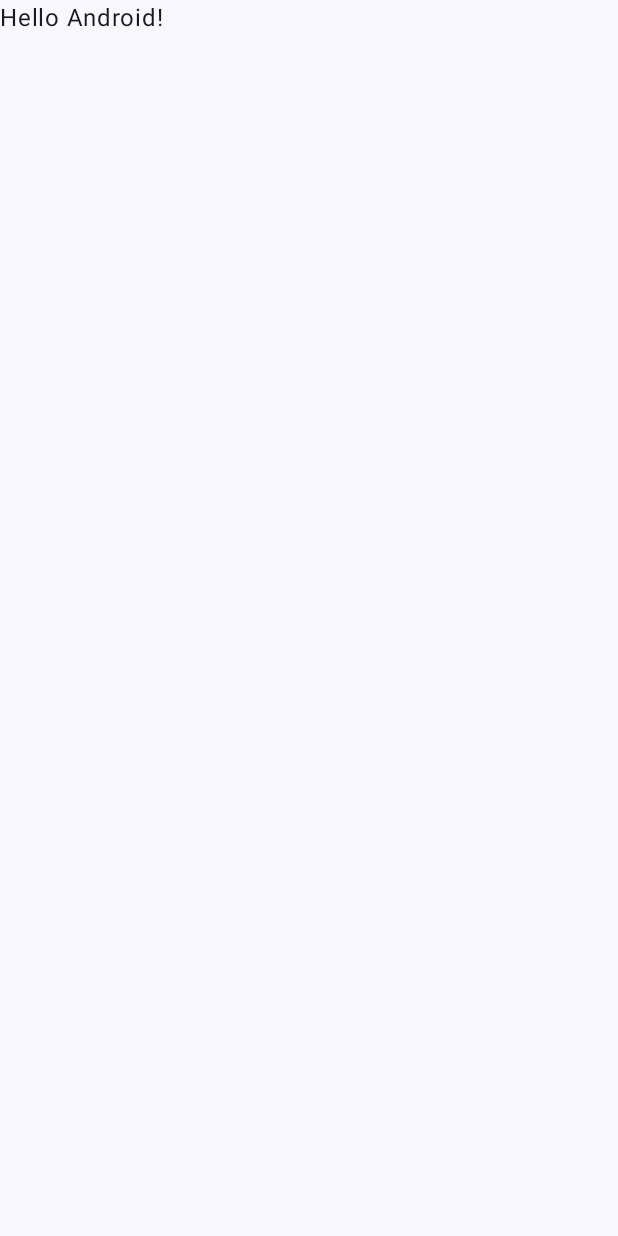
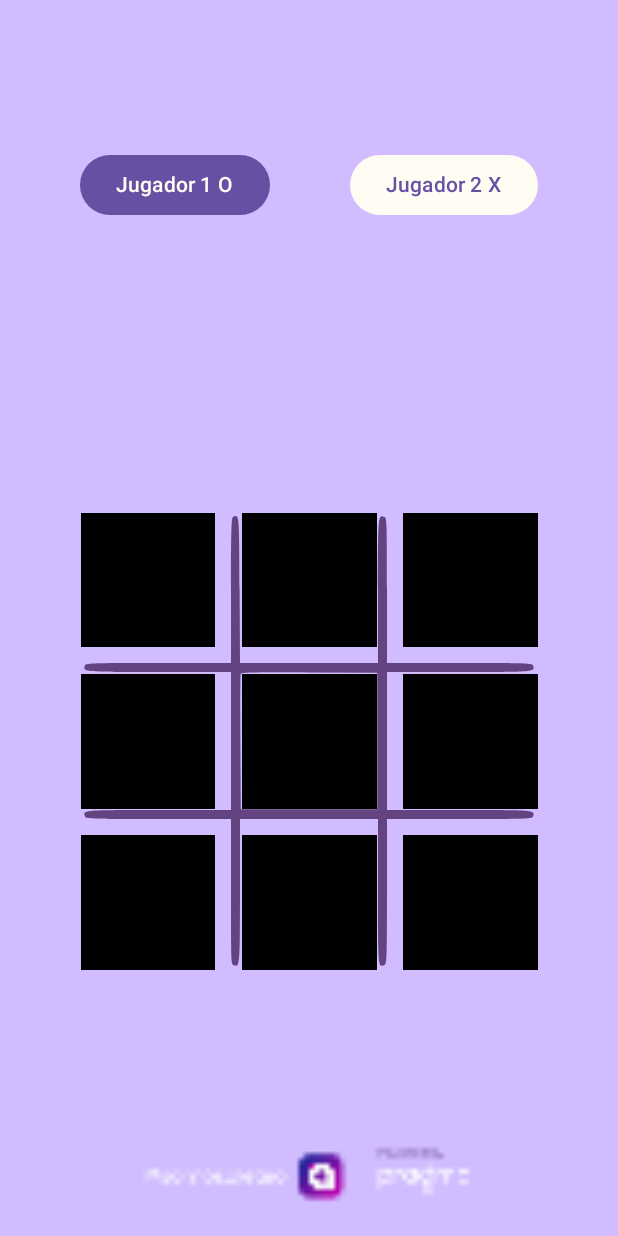
Before and after one commit to YesidMeloPragma/tictactoe, an Android app built with Jetpack Compose: the screen it shows after launch (MainActivity), on a phone screen of 412 x 824 dp. Before the commit the screen is almost empty. Run offline under Robolectric (Android 15) with nearby library versions, the phone set to English and light mode, and no system bars; our stand-ins replace constraintlayout-compose, livedata-compose.

Commit message:
captura eventos en el tablero

```diff
--- a/app/src/main/java/com/pragma/ticktactoe/MainActivity.kt
+++ b/app/src/main/java/com/pragma/ticktactoe/MainActivity.kt
@@ -6,14 +6,16 @@ import androidx.activity.compose.setContent
 import androidx.compose.foundation.layout.fillMaxSize
 import androidx.compose.material3.MaterialTheme
 import androidx.compose.material3.Surface
-import androidx.compose.material3.Text
-import androidx.compose.runtime.Composable
 import androidx.compose.ui.Modifier
-import androidx.compose.ui.tooling.preview.Preview
-import com.pragma.ticktactoe.layouts.cuerpo
+import com.pragma.ticktactoe.layouts.TicTacToeScreen
+import com.pragma.ticktactoe.mvvm.JuegoViewModel
+import com.pragma.ticktactoe.mvvm.JuegoViewModelImpl
 import com.pragma.ticktactoe.ui.theme.TicktactoeTheme
 
 class MainActivity : ComponentActivity() {
+
+    private val viewModel :  JuegoViewModel = JuegoViewModelImpl()
+
     override fun onCreate(savedInstanceState: Bundle?) {
         super.onCreate(savedInstanceState)
         setContent {
@@ -23,26 +25,10 @@ class MainActivity : ComponentActivity() {
                     modifier = Modifier.fillMaxSize(),
                     color = MaterialTheme.colorScheme.background
                 ) {
-                    Greeting("Android")
-                    //cuerpo()
+                    TicTacToeScreen(juegoViewModel = viewModel)
                 }
             }
         }
+        viewModel.reiniciarJuego()
     }
 }
-
-@Composable
-fun Greeting(name: String, modifier: Modifier = Modifier) {
-    Text(
-        text = "Hello $name!",
-        modifier = modifier
-    )
-}
-
-@Preview(showBackground = true)
-@Composable
-fun GreetingPreview() {
-    TicktactoeTheme {
-        Greeting("Android")
-    }
-}
--- /dev/null
+++ b/app/src/main/java/com/pragma/ticktactoe/layouts/Encabezado.kt
@@ -0,0 +1,61 @@
+package com.pragma.ticktactoe.layouts
+
+import androidx.compose.foundation.layout.Box
+import androidx.compose.foundation.layout.fillMaxSize
+import androidx.compose.material3.Button
+import androidx.compose.material3.ButtonDefaults
+import androidx.compose.material3.Text
+import androidx.compose.runtime.Composable
+import androidx.compose.ui.Modifier
+import androidx.constraintlayout.compose.ConstraintLayout
+import com.pragma.ticktactoe.constantes.EstadoJuegoEnum
+import com.pragma.ticktactoe.constantes.JugadorCasillaEnum
+import com.pragma.ticktactoe.ui.theme.PurpleTextColor
+import com.pragma.ticktactoe.ui.theme.WhiteButtons
+
+@Composable
+fun Encabezado(modifier: Modifier, turnoActual : EstadoJuegoEnum, ganadorJuego: JugadorCasillaEnum) {
+    Box(modifier = modifier.fillMaxSize()) {
+        ConstraintLayout(modifier = Modifier.fillMaxSize()) {
+            val (boton1, boton2) = createRefs()
+
+            Button(onClick = {
+
+            },
+                modifier = Modifier
+                    .constrainAs(boton1){
+                        start.linkTo(parent.start)
+                        top.linkTo(parent.top)
+                        end.linkTo(boton2.start)
+                        bottom.linkTo(parent.bottom)
+                    },
+                colors = ButtonDefaults.buttonColors(
+                    containerColor = if(turnoActual == EstadoJuegoEnum.TURNO_JUGADOR1) PurpleTextColor else WhiteButtons,
+                    contentColor = if(turnoActual == EstadoJuegoEnum.TURNO_JUGADOR1) WhiteButtons  else PurpleTextColor,
+                )
+            ) {
+                Text(text = "Jugador 1 O")
+            }
+
+            Button(onClick = {
+
+            },
+                colors = ButtonDefaults.buttonColors(
+                    containerColor = if(turnoActual == EstadoJuegoEnum.TURNO_JUGADOR2) PurpleTextColor else WhiteButtons,
+                    contentColor = if(turnoActual == EstadoJuegoEnum.TURNO_JUGADOR2) WhiteButtons  else PurpleTextColor,
+                ),
+                modifier = Modifier.constrainAs(boton2){
+                    start.linkTo(boton1.end)
+                    top.linkTo(parent.top)
+                    end.linkTo(parent.end)
+                    bottom.linkTo(parent.bottom)
+                }) {
+                Text(text = "Jugador 2 X")
+            }
+
+            if (ganadorJuego != JugadorCasillaEnum.NINGUNO) {
+                Text(text = "Gano el jugador ${ganadorJuego}")
+            }
+        }
+    }
+}
--- /dev/null
+++ b/app/src/main/java/com/pragma/ticktactoe/layouts/Pie.kt
@@ -0,0 +1,23 @@
+package com.pragma.ticktactoe.layouts
+
+import androidx.compose.foundation.Image
+import androidx.compose.foundation.layout.fillMaxWidth
+import androidx.compose.runtime.Composable
+import androidx.compose.ui.Modifier
+import androidx.compose.ui.graphics.graphicsLayer
+import androidx.compose.ui.res.painterResource
+import com.pragma.ticktactoe.R
+
+@Composable
+fun Pie(modifier: Modifier) {
+    Image(
+        painter = painterResource(id = R.mipmap.patrocinador),
+        contentDescription = "",
+        modifier = modifier
+            .fillMaxWidth()
+            .graphicsLayer {
+                scaleX = maxOf(.5f, 3f)
+                scaleY = maxOf(.5f, 3f)
+            }
+    )
+}
--- /dev/null
+++ b/app/src/main/java/com/pragma/ticktactoe/layouts/Tablero.kt
@@ -0,0 +1,221 @@
+package com.pragma.ticktactoe.layouts
+
+import android.util.Log
+import androidx.compose.foundation.Image
+import androidx.compose.foundation.background
+import androidx.compose.foundation.clickable
+import androidx.compose.foundation.layout.Box
+import androidx.compose.foundation.layout.fillMaxSize
+import androidx.compose.foundation.layout.fillMaxWidth
+import androidx.compose.foundation.layout.size
+import androidx.compose.runtime.Composable
+import androidx.compose.ui.Modifier
+import androidx.compose.ui.graphics.Color
+import androidx.compose.ui.res.painterResource
+import androidx.compose.ui.unit.dp
+import androidx.constraintlayout.compose.ConstraintLayout
+import com.pragma.ticktactoe.R
+import com.pragma.ticktactoe.constantes.CasillasTableroEnum
+import com.pragma.ticktactoe.constantes.JugadorCasillaEnum
+import com.pragma.ticktactoe.models.DetalleCasillaTriqui
+import com.pragma.ticktactoe.ui.theme.Purple80
+
+@Composable
+fun Tablero(
+    modifier: Modifier,
+    estadoTablero: MutableList<DetalleCasillaTriqui>,
+    clicable: (DetalleCasillaTriqui)-> Unit
+) {
+
+    Box(modifier = modifier.fillMaxWidth()
+        ) {
+        tablero(
+            estadoTablero = estadoTablero,
+            clicable = clicable
+        )
+    }
+}
+
+@Composable
+fun tablero(
+    estadoTablero: MutableList<DetalleCasillaTriqui>,
+    clicable: (DetalleCasillaTriqui)-> Unit
+) {
+    ConstraintLayout(modifier = Modifier.fillMaxSize()) {
+        val (
+            fondoId,
+            casilla_0_0,
+            casilla_0_1,
+            casilla_0_2,
+            casilla_1_0,
+            casilla_1_1,
+            casilla_1_2,
+            casilla_2_0,
+            casilla_2_1,
+            casilla_2_2,
+            contenedorId
+        ) = createRefs()
+        val separacion = 20.dp
+
+        Box(modifier = Modifier
+            .size(300.dp)
+            .background(Purple80)
+            .constrainAs(contenedorId) {
+                top.linkTo(parent.top)
+                bottom.linkTo(parent.bottom)
+                start.linkTo(parent.start)
+                end.linkTo(parent.end)
+            }
+        ) {
+            ConstraintLayout(modifier = Modifier.fillMaxSize()) {
+                fondo(modifier = Modifier
+                    .fillMaxSize()
+                    .constrainAs(fondoId) {
+                        top.linkTo(parent.top)
+                        bottom.linkTo(parent.bottom)
+                        start.linkTo(parent.start)
+                        end.linkTo(parent.end)
+                    })
+
+                casilla(
+                    identificador = CasillasTableroEnum.CASILLA_1_1,
+                    estadoTablero = estadoTablero,
+                    clicable = clicable,
+                    modifier = Modifier.constrainAs(casilla_1_1){
+                        bottom.linkTo(parent.bottom)
+                        end.linkTo(parent.end)
+                        start.linkTo(parent.start)
+                        top.linkTo(parent.top)
+                    })
+
+                casilla(
+                    identificador = CasillasTableroEnum.CASILLA_0_0,
+                    estadoTablero = estadoTablero,
+                    clicable = clicable,
+                    modifier = Modifier.constrainAs(casilla_0_0){
+                        bottom.linkTo(casilla_1_1.top, margin = separacion)
+                        end.linkTo(casilla_1_1.start, margin = separacion)
+                        start.linkTo(parent.start)
+                        top.linkTo(parent.top)
+                    })
+
+                casilla(
+                    identificador = CasillasTableroEnum.CASILLA_0_1,
+                    estadoTablero = estadoTablero,
+                    clicable = clicable,
+                    modifier = Modifier.constrainAs(casilla_0_1){
+                        bottom.linkTo(casilla_1_1.top, margin = separacion)
+                        end.linkTo(parent.end)
+                        start.linkTo(parent.start)
+                        top.linkTo(parent.top)
+                    })
+
+                casilla(
+                    identificador = CasillasTableroEnum.CASILLA_0_2,
+                    estadoTablero = estadoTablero,
+                    clicable = clicable,
+                    modifier = Modifier.constrainAs(casilla_0_2){
+                        bottom.linkTo(casilla_1_1.top, margin = separacion)
+                        end.linkTo(parent.end)
+                        start.linkTo(casilla_1_1.end, margin = separacion)
+                        top.linkTo(parent.top)
+                    })
+
+                casilla(
+                    identificador = CasillasTableroEnum.CASILLA_1_0,
+                    estadoTablero = estadoTablero,
+                    clicable = clicable,
+                    modifier = Modifier.constrainAs(casilla_1_0){
+                        bottom.linkTo(parent.bottom)
+                        end.linkTo(casilla_1_1.start, margin = separacion)
+                        start.linkTo(parent.start)
+                        top.linkTo(parent.top)
+                    })
+
+                casilla(
+                    identificador = CasillasTableroEnum.CASILLA_1_2,
+                    estadoTablero = estadoTablero,
+                    clicable = clicable,
+                    modifier = Modifier.constrainAs(casilla_1_2){
+                        bottom.linkTo(parent.bottom)
+                        end.linkTo(parent.end)
+                        start.linkTo(casilla_1_1.end, margin = separacion)
+                        top.linkTo(parent.top)
+                    })
+
+                casilla(
+                    identificador = CasillasTableroEnum.CASILLA_2_0,
+                    estadoTablero = estadoTablero,
+                    clicable = clicable,
+                    modifier = Modifier.constrainAs(casilla_2_0){
+                        bottom.linkTo(parent.bottom)
+                        end.linkTo(casilla_1_1.start, margin = separacion)
+                        start.linkTo(parent.start)
+                        top.linkTo(casilla_1_1.bottom, margin = separacion)
+                    })
+
+                casilla(
+                    identificador = CasillasTableroEnum.CASILLA_2_1,
+                    estadoTablero = estadoTablero,
+                    clicable = clicable,
+                    modifier = Modifier.constrainAs(casilla_2_1){
+                        bottom.linkTo(parent.bottom)
+                        end.linkTo(parent.end)
+                        start.linkTo(parent.start)
+                        top.linkTo(casilla_1_1.bottom, margin = separacion)
+                    })
+
+                casilla(
+                    identificador = CasillasTableroEnum.CASILLA_2_2,
+                    estadoTablero = estadoTablero,
+                    clicable = clicable,
+                    modifier = Modifier.constrainAs(casilla_2_2){
+                        bottom.linkTo(parent.bottom)
+                        end.linkTo(parent.end)
+                        start.linkTo(casilla_1_1.end, margin = separacion)
+                        top.linkTo(casilla_1_1.bottom, margin = separacion)
+                    })
+            }
+        }
+    }
+}
+
+@Composable
+fun casilla(
+    modifier: Modifier,
+    identificador: CasillasTableroEnum,
+    estadoTablero: MutableList<DetalleCasillaTriqui>,
+    clicable: (DetalleCasillaTriqui)-> Unit
+) {
+    val detalleCasilla = estadoTablero.find { det -> det.casillaActual == identificador } ?: return
+    if (detalleCasilla.jugadorCasillaActual == JugadorCasillaEnum.NINGUNO) {
+        Box(modifier = modifier
+            .size(90.dp)
+            .background(color = Color.Black)
+            .clickable {
+                clicable.invoke(DetalleCasillaTriqui().apply { casillaActual = identificador })
+            }
+        )
+        return
+    }
+    val id = when(detalleCasilla.jugadorCasillaActual) {
+        JugadorCasillaEnum.NINGUNO -> R.mipmap.o
+        JugadorCasillaEnum.JUGADOR1 -> R.mipmap.o
+        JugadorCasillaEnum.JUGADOR2 -> R.mipmap.x
+    }
+    Image(
+        painter = painterResource(id = id),
+        contentDescription = "",
+        modifier = modifier,
+        alpha = 1f
+    )
+}
+
+@Composable
+fun fondo(modifier: Modifier) {
+    Image(
+        painter = painterResource(id = R.drawable.triqui),
+        contentDescription = "",
+        modifier = modifier.fillMaxWidth()
+    )
+}
--- /dev/null
+++ b/app/src/main/java/com/pragma/ticktactoe/layouts/TicTacToeScreen.kt
@@ -0,0 +1,46 @@
+package com.pragma.ticktactoe.layouts
+
+import androidx.compose.foundation.background
+import androidx.compose.foundation.layout.Box
+import androidx.compose.foundation.layout.Column
+import androidx.compose.foundation.layout.fillMaxSize
+import androidx.compose.runtime.Composable
+import androidx.compose.runtime.getValue
+import androidx.compose.runtime.livedata.observeAsState
+import androidx.compose.ui.Modifier
+import com.pragma.ticktactoe.constantes.EstadoJuegoEnum
+import com.pragma.ticktactoe.constantes.JugadorCasillaEnum
+import com.pragma.ticktactoe.models.DetalleCasillaTriqui
+import com.pragma.ticktactoe.mvvm.JuegoViewModel
+import com.pragma.ticktactoe.ui.theme.Purple80
+
+@Composable
+fun TicTacToeScreen(juegoViewModel: JuegoViewModel) {
+    val estadoActualTablero : MutableList<DetalleCasillaTriqui> by juegoViewModel.estadoActualTablero().observeAsState(initial = emptyList<DetalleCasillaTriqui>().toMutableList())
+    val ganadorJuego: JugadorCasillaEnum by juegoViewModel.ganadorDelJuego().observeAsState(initial = JugadorCasillaEnum.NINGUNO)
+    val turnoActual : EstadoJuegoEnum by juegoViewModel.turnoActual().observeAsState(initial = EstadoJuegoEnum.TURNO_JUGADOR1)
+
+    Box(modifier = Modifier
+        .fillMaxSize()
+        .background(Purple80)) {
+        Column(modifier = Modifier.fillMaxSize()) {
+            Encabezado(modifier = Modifier.weight(3f), turnoActual = turnoActual, ganadorJuego = ganadorJuego)
+            Tablero(
+                estadoTablero = estadoActualTablero,
+                modifier = Modifier.weight(6f),
+                clicable = {
+                    detalleCasillaTriqui ->
+                    detalleCasillaTriqui.apply {
+                        jugadorCasillaActual = when(turnoActual) {
+                            EstadoJuegoEnum.TURNO_JUGADOR1 -> JugadorCasillaEnum.JUGADOR1
+                            EstadoJuegoEnum.TURNO_JUGADOR2 -> JugadorCasillaEnum.JUGADOR2
+                            EstadoJuegoEnum.REINICIAR_JUEGO -> JugadorCasillaEnum.NINGUNO
+                        }
+                    }
+                    juegoViewModel.turno(estadoJuegoEnum = turnoActual, detalleCasillaTriqui = detalleCasillaTriqui)
+                }
+            )
+            Pie(modifier = Modifier.weight(1f))
+        }
+    }
+}
--- a/app/src/main/java/com/pragma/ticktactoe/layouts/cuerpo.kt
+++ /dev/null
@@ -1,109 +0,0 @@
-package com.pragma.ticktactoe.layouts
-
-import androidx.compose.foundation.Image
-import androidx.compose.foundation.background
-import androidx.compose.foundation.layout.Box
-import androidx.compose.foundation.layout.Column
-import androidx.compose.foundation.layout.fillMaxSize
-import androidx.compose.foundation.layout.fillMaxWidth
-import androidx.compose.foundation.shape.RoundedCornerShape
-import androidx.compose.material3.Button
-import androidx.compose.material3.ButtonDefaults
-import androidx.compose.material3.Text
-import androidx.compose.runtime.Composable
-import androidx.compose.ui.Modifier
-import androidx.compose.ui.graphics.graphicsLayer
-import androidx.compose.ui.res.painterResource
-import androidx.compose.ui.tooling.preview.Preview
-import androidx.constraintlayout.compose.ConstraintLayout
-import com.pragma.ticktactoe.R
-import com.pragma.ticktactoe.ui.theme.Purple80
-import com.pragma.ticktactoe.ui.theme.PurpleTextColor
-import com.pragma.ticktactoe.ui.theme.WhiteButtons
-
-@Preview(showBackground = true, showSystemUi = true)
-@Composable
-fun cuerpo() {
-    Box(modifier = Modifier
-        .fillMaxSize()
-        .background(Purple80)) {
-        Column(modifier = Modifier.fillMaxSize()) {
-            //region encabezado
-            Box(modifier = Modifier
-                .fillMaxWidth()
-                .weight(3f)) {
-                ConstraintLayout(modifier = Modifier.fillMaxSize()) {
-                    val (boton1, boton2) = createRefs()
-                    val colorsButtons = ButtonDefaults.buttonColors(
-                        containerColor = WhiteButtons,
-                        contentColor = PurpleTextColor,
-                    )
-
-                    Button(onClick = {
-
-                    },
-                        modifier = Modifier
-                        .constrainAs(boton1){
-                        start.linkTo(parent.start)
-                        top.linkTo(parent.top)
-                        end.linkTo(boton2.start)
-                        bottom.linkTo(parent.bottom)
-                    },
-                        colors = colorsButtons
-                    ) {
-                        Text(text = "Jugador 1 O")
-                    }
-
-                    Button(onClick = {
-
-                    },
-                        colors = colorsButtons,
-                        modifier = Modifier.constrainAs(boton2){
-                        start.linkTo(boton1.end)
-                        top.linkTo(parent.top)
-                        end.linkTo(parent.end)
-                        bottom.linkTo(parent.bottom)
-                    }) {
-                        Text(text = "Jugador 2 X")
-                    }
-                }
-            }
-            //endregion
-
-            //region cuerpo
-            Box(modifier = Modifier
-                .fillMaxWidth()
-                .weight(6f)) {
-                ConstraintLayout(modifier = Modifier.fillMaxSize()) {
-                    val (imagenTablero) = createRefs()
-                    Image(
-                        painter = painterResource(id = R.drawable.triqui),
-                        contentDescription = "",
-                        modifier = Modifier
-                            .fillMaxWidth()
-                            .constrainAs(imagenTablero) {
-                                top.linkTo(parent.top)
-                                start.linkTo(parent.start)
-                                end.linkTo(parent.end)
-                                bottom.linkTo(parent.bottom)
-                            }
-                    )
-                }
-            }
-            //endregion
-
-            Image(
-                painter = painterResource(id = R.mipmap.patrocinador),
-                contentDescription = "",
-                modifier = Modifier
-                    .weight(1f)
-                    .fillMaxWidth()
-                    .graphicsLayer {
-                        scaleX = maxOf(.5f, 3f)
-                        scaleY = maxOf(.5f, 3f)
-                    }
-            )
-
-        }
-    }
-}
--- a/app/src/main/java/com/pragma/ticktactoe/mvvm/JuegoViewModel.kt
+++ b/app/src/main/java/com/pragma/ticktactoe/mvvm/JuegoViewModel.kt
@@ -1,15 +1,15 @@
 package com.pragma.ticktactoe.mvvm
 
-import androidx.lifecycle.MutableLiveData
+import androidx.lifecycle.LiveData
 import androidx.lifecycle.ViewModel
 import com.pragma.ticktactoe.constantes.EstadoJuegoEnum
 import com.pragma.ticktactoe.constantes.JugadorCasillaEnum
 import com.pragma.ticktactoe.models.DetalleCasillaTriqui
 
 abstract class JuegoViewModel : ViewModel() {
-    abstract fun estadoActualTablero() : MutableLiveData<MutableList<DetalleCasillaTriqui>>
-    abstract fun ganadorDelJuego() : MutableLiveData<JugadorCasillaEnum>
+    abstract fun estadoActualTablero() : LiveData<MutableList<DetalleCasillaTriqui>>
+    abstract fun ganadorDelJuego() : LiveData<JugadorCasillaEnum>
     abstract fun reiniciarJuego()
     abstract fun turno(estadoJuegoEnum: EstadoJuegoEnum, detalleCasillaTriqui: DetalleCasillaTriqui)
-    abstract fun turnoActual(): MutableLiveData<EstadoJuegoEnum>
+    abstract fun turnoActual(): LiveData<EstadoJuegoEnum>
 }
--- a/app/src/main/java/com/pragma/ticktactoe/mvvm/JuegoViewModelImpl.kt
+++ b/app/src/main/java/com/pragma/ticktactoe/mvvm/JuegoViewModelImpl.kt
@@ -1,5 +1,6 @@
 package com.pragma.ticktactoe.mvvm
 
+import androidx.lifecycle.LiveData
 import androidx.lifecycle.MutableLiveData
 import androidx.lifecycle.viewModelScope
 import com.pragma.ticktactoe.constantes.EstadoJuegoEnum
@@ -23,9 +24,9 @@ class JuegoViewModelImpl constructor(
     private val turnoActual: MutableLiveData<EstadoJuegoEnum> = MutableLiveData<EstadoJuegoEnum>()
     private val ganadorJuego: MutableLiveData<JugadorCasillaEnum> = MutableLiveData()
 
-    override fun estadoActualTablero(): MutableLiveData<MutableList<DetalleCasillaTriqui>> = estadoActualTablero
+    override fun estadoActualTablero(): LiveData<MutableList<DetalleCasillaTriqui>> = estadoActualTablero
 
-    override fun ganadorDelJuego(): MutableLiveData<JugadorCasillaEnum> = ganadorJuego
+    override fun ganadorDelJuego(): LiveData<JugadorCasillaEnum> = ganadorJuego
 
     override fun reiniciarJuego() {
         viewModelScope.launch {
@@ -55,6 +56,6 @@ class JuegoViewModelImpl constructor(
         }
     }
 
-    override fun turnoActual(): MutableLiveData<EstadoJuegoEnum> = turnoActual
+    override fun turnoActual(): LiveData<EstadoJuegoEnum> = turnoActual
 
 }
```
Also changed, not shown: app/build.gradle (+10 -0 lines).
